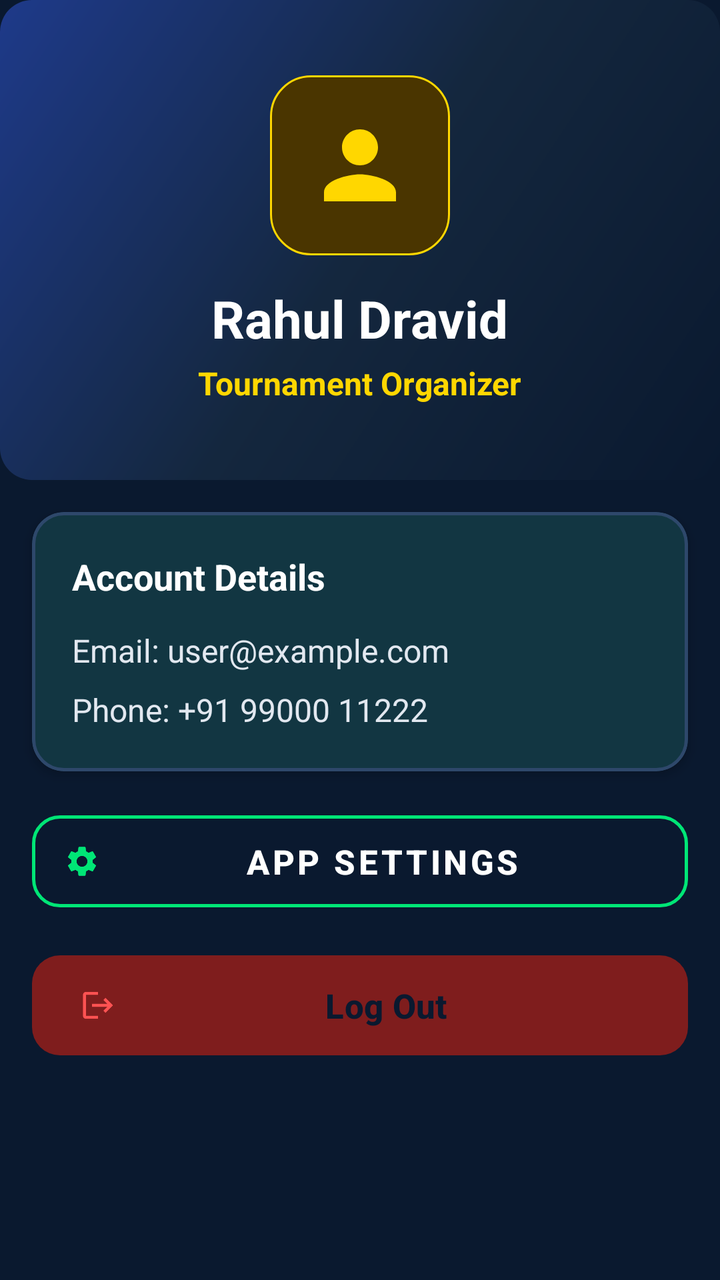
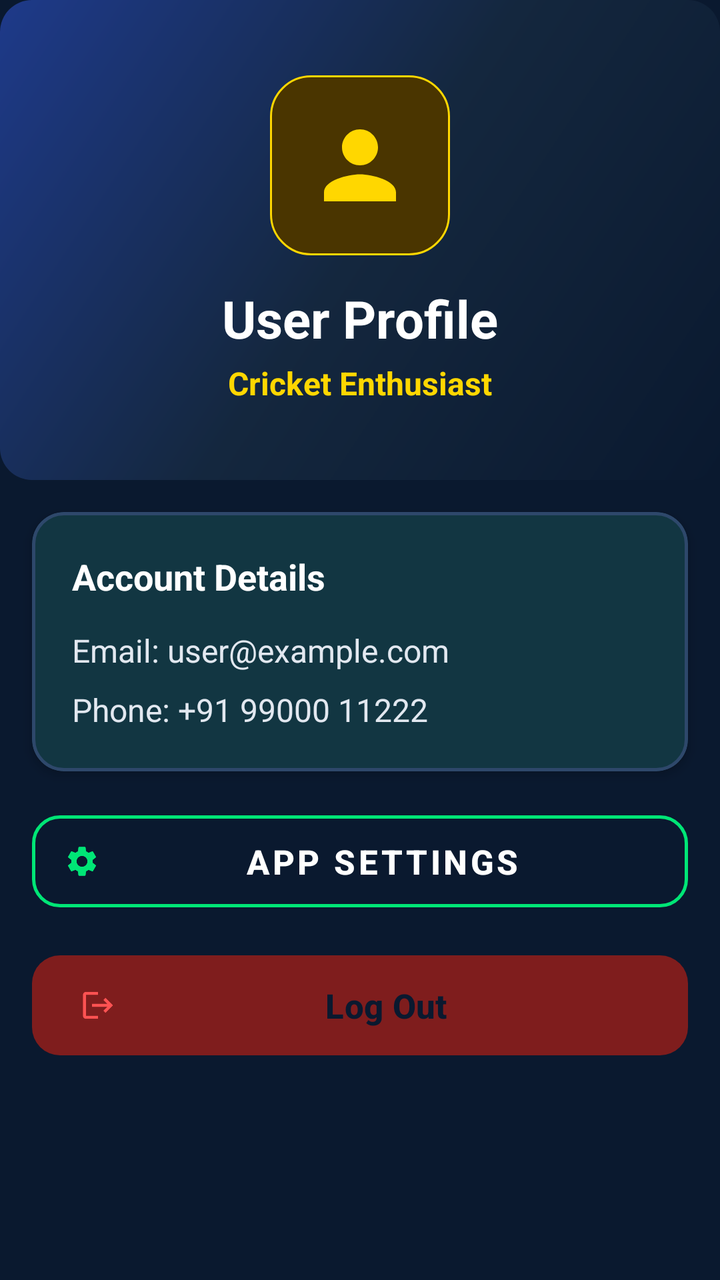

Compare the two renders of this Android layout. The source of the first and the diff that turns it into the second are given below.
<!-- AndroidManifest.xml: application theme Theme.TwelveMan -->
<!-- res/layout/fragment_profile.xml -->
<?xml version="1.0" encoding="utf-8"?>
<ScrollView xmlns:android="http://schemas.android.com/apk/res/android"
    xmlns:app="http://schemas.android.com/apk/res-auto"
    android:layout_width="match_parent"
    android:layout_height="match_parent"
    android:background="@color/bg_light"
    android:fillViewport="true">

    <LinearLayout
        android:layout_width="match_parent"
        android:layout_height="wrap_content"
        android:orientation="vertical">

        
        <RelativeLayout
            android:layout_width="match_parent"
            android:layout_height="240dp"
            android:background="@drawable/bg_card_gradient"
            android:padding="20dp">

            <LinearLayout
                android:layout_width="wrap_content"
                android:layout_height="wrap_content"
                android:layout_centerInParent="true"
                android:gravity="center"
                android:orientation="vertical">

                <ImageView
                    android:layout_width="90dp"
                    android:layout_height="90dp"
                    android:background="@drawable/bg_badge_gold"
                    android:padding="18dp"
                    android:src="@drawable/ic_person"
                    app:tint="@color/accent_gold" />

                <TextView
                    android:id="@+id/tvProfileName"
                    android:layout_width="wrap_content"
                    android:layout_height="wrap_content"
                    android:layout_marginTop="14dp"
                    android:text="Rahul Dravid"
                    android:textColor="@color/text_white"
                    android:textSize="26sp"
                    android:textStyle="bold" />

                <TextView
                    android:id="@+id/tvProfileRole"
                    android:layout_width="wrap_content"
                    android:layout_height="wrap_content"
                    android:layout_marginTop="4dp"
                    android:text="Tournament Organizer"
                    android:textColor="@color/accent_gold"
                    android:textSize="16sp"
                    android:textStyle="bold" />
            </LinearLayout>
        </RelativeLayout>

        
        <com.google.android.material.card.MaterialCardView
            android:layout_width="match_parent"
            android:layout_height="wrap_content"
            android:layout_margin="16dp"
            app:cardCornerRadius="16dp"
            app:cardElevation="3dp"
            app:strokeColor="@color/card_border"
            app:strokeWidth="1.5dp">

            <LinearLayout
                android:layout_width="match_parent"
                android:layout_height="wrap_content"
                android:orientation="vertical"
                android:padding="20dp">

                <TextView
                    android:layout_width="wrap_content"
                    android:layout_height="wrap_content"
                    android:text="Account Details"
                    android:textColor="@color/text_primary"
                    android:textSize="18sp"
                    android:textStyle="bold" />

                <TextView
                    android:id="@+id/tvProfileEmail"
                    android:layout_width="wrap_content"
                    android:layout_height="wrap_content"
                    android:layout_marginTop="14dp"
                    android:text="Email: user@example.com"
                    android:textColor="@color/text_secondary"
                    android:textSize="16sp" />

                <TextView
                    android:id="@+id/tvProfilePhone"
                    android:layout_width="wrap_content"
                    android:layout_height="wrap_content"
                    android:layout_marginTop="8dp"
                    android:text="Phone: +91 99000 11222"
                    android:textColor="@color/text_secondary"
                    android:textSize="16sp" />
            </LinearLayout>
        </com.google.android.material.card.MaterialCardView>

        
        <com.google.android.material.button.MaterialButton
            android:id="@+id/btnGoToSettings"
            style="@style/Widget.MaterialComponents.Button.OutlinedButton"
            android:layout_width="match_parent"
            android:layout_height="58dp"
            android:layout_marginHorizontal="16dp"
            android:text="App Settings"
            android:textColor="@color/text_white"
            android:textSize="17sp"
            android:textStyle="bold"
            app:cornerRadius="14dp"
            app:icon="@drawable/ic_settings"
            app:iconTint="@color/accent_green"
            app:strokeColor="@color/accent_green"
            app:strokeWidth="1.5dp" />

        <com.google.android.material.button.MaterialButton
            android:id="@+id/btnLogout"
            android:layout_width="match_parent"
            android:layout_height="58dp"
            android:layout_marginHorizontal="16dp"
            android:layout_marginTop="14dp"
            android:layout_marginBottom="24dp"
            android:text="Log Out"
            android:textSize="17sp"
            android:textStyle="bold"
            app:backgroundTint="@color/status_red_bg"
            app:cornerRadius="14dp"
            app:icon="@drawable/ic_logout"
            app:iconTint="@color/status_red_text" />
    </LinearLayout>
</ScrollView>
<!-- resources referenced by this layout -->
<resources>
  <color name="accent_gold">#FFD700</color>
  <color name="accent_green">#00E676</color>
  <color name="bg_light">#0A192F</color>
  <color name="card_border">#2E486B</color>
  <color name="status_red_bg">#7F1D1D</color>
  <color name="status_red_text">#FF5252</color>
  <color name="text_primary">#FFFFFF</color>
  <color name="text_secondary">#E2E8F0</color>
  <color name="text_white">#FFFFFF</color>
  <!-- drawable bg_badge_gold (drawable) -->
  <?xml version="1.0" encoding="utf-8"?>
  <shape xmlns:android="http://schemas.android.com/apk/res/android">
      <solid android:color="#4A3500"/>
      <corners android:radius="20dp"/>
      <stroke android:width="1dp" android:color="#FFD700"/>
  </shape>
  <!-- drawable bg_card_gradient (drawable) -->
  <?xml version="1.0" encoding="utf-8"?>
  <shape xmlns:android="http://schemas.android.com/apk/res/android">
      <gradient
          android:startColor="#0A192F"
          android:centerColor="#14273E"
          android:endColor="#1E3A8A"
          android:angle="135"/>
      <corners android:radius="16dp"/>
  </shape>
  <!-- drawable ic_logout (drawable) -->
  <vector xmlns:android="http://schemas.android.com/apk/res/android"
      android:width="24dp"
      android:height="24dp"
      android:viewportWidth="24"
      android:viewportHeight="24">
    <path
        android:fillColor="#FF000000"
        android:pathData="M17,7l-1.41,1.41L18.17,11H8v2h10.17l-2.58,2.58L17,17l5,-5zM4,5h8V3H4c-1.1,0 -2,0.9 -2,2v14c0,1.1 0.9,2 2,2h8v-2H4V5z"/>
  </vector>
  <!-- drawable ic_person (drawable) -->
  <vector xmlns:android="http://schemas.android.com/apk/res/android"
      android:width="24dp"
      android:height="24dp"
      android:viewportWidth="24"
      android:viewportHeight="24">
    <path
        android:fillColor="#FF000000"
        android:pathData="M12,12c2.21,0 4,-1.79 4,-4s-1.79,-4 -4,-4 -4,1.79 -4,4 1.79,4 4,4zm0,2c-2.67,0 -8,1.34 -8,4v2h16v-2c0,-2.66 -5.33,-4 -8,-4z"/>
  </vector>
  <color name="primary_variant">#14273E</color>
  <color name="primary_navy">#0A192F</color>
  <color name="accent_blue">#2979FF</color>
  <color name="surface_white">#14273E</color>
  <color name="text_hint">#A0AEC0</color>
  <style name="TextAppearance.TwelveMan.HeadlineLarge" parent="TextAppearance.Material3.HeadlineLarge">
          <item name="android:textSize">@dimen/text_size_hero</item>
          <item name="android:textStyle">bold</item>
          <item name="android:textColor">@color/text_primary</item>
      </style>
  <style name="TextAppearance.TwelveMan.HeadlineMedium" parent="TextAppearance.Material3.HeadlineMedium">
          <item name="android:textSize">@dimen/text_size_display</item>
          <item name="android:textStyle">bold</item>
          <item name="android:textColor">@color/text_primary</item>
      </style>
  <style name="TextAppearance.TwelveMan.TitleLarge" parent="TextAppearance.Material3.TitleLarge">
          <item name="android:textSize">@dimen/text_size_headline</item>
          <item name="android:textStyle">bold</item>
          <item name="android:textColor">@color/text_primary</item>
      </style>
  <style name="TextAppearance.TwelveMan.BodyLarge" parent="TextAppearance.Material3.BodyLarge">
          <item name="android:textSize">@dimen/text_size_body</item>
          <item name="android:textColor">@color/text_primary</item>
      </style>
  <style name="TextAppearance.TwelveMan.BodyMedium" parent="TextAppearance.Material3.BodyMedium">
          <item name="android:textSize">@dimen/text_size_body_secondary</item>
          <item name="android:textColor">@color/text_secondary</item>
      </style>
  <dimen name="text_size_hero">34sp</dimen>
  <dimen name="text_size_display">28sp</dimen>
  <dimen name="text_size_headline">24sp</dimen>
  <dimen name="text_size_body">16sp</dimen>
  <dimen name="text_size_body_secondary">15sp</dimen>
  <!-- unchanged entries left out for length: 2 -->
</resources>

<!-- the commit's change to res/layout/fragment_profile.xml (unified diff, before → after) -->
@@ -4,7 +4,9 @@
     android:layout_width="match_parent"
     android:layout_height="match_parent"
     android:background="@color/bg_light"
-    android:fillViewport="true">
+    android:clipToPadding="false"
+    android:fillViewport="true"
+    android:paddingBottom="24dp">
 
     <LinearLayout
         android:layout_width="match_parent"
@@ -38,7 +40,7 @@
                     android:layout_width="wrap_content"
                     android:layout_height="wrap_content"
                     android:layout_marginTop="14dp"
-                    android:text="Rahul Dravid"
+                    android:text="User Profile"
                     android:textColor="@color/text_white"
                     android:textSize="26sp"
                     android:textStyle="bold" />
@@ -48,7 +50,7 @@
                     android:layout_width="wrap_content"
                     android:layout_height="wrap_content"
                     android:layout_marginTop="4dp"
-                    android:text="Tournament Organizer"
+                    android:text="Cricket Enthusiast"
                     android:textColor="@color/accent_gold"
                     android:textSize="16sp"
                     android:textStyle="bold" />
@@ -106,6 +108,7 @@
             android:layout_width="match_parent"
             android:layout_height="58dp"
             android:layout_marginHorizontal="16dp"
+            android:foreground="?attr/selectableItemBackground"
             android:text="App Settings"
             android:textColor="@color/text_white"
             android:textSize="17sp"
@@ -113,6 +116,7 @@
             app:cornerRadius="14dp"
             app:icon="@drawable/ic_settings"
             app:iconTint="@color/accent_green"
+            app:rippleColor="@color/accent_green"
             app:strokeColor="@color/accent_green"
             app:strokeWidth="1.5dp" />
 
@@ -123,6 +127,7 @@
             android:layout_marginHorizontal="16dp"
             android:layout_marginTop="14dp"
             android:layout_marginBottom="24dp"
+            android:foreground="?attr/selectableItemBackground"
             android:text="Log Out"
             android:textSize="17sp"
             android:textStyle="bold"
